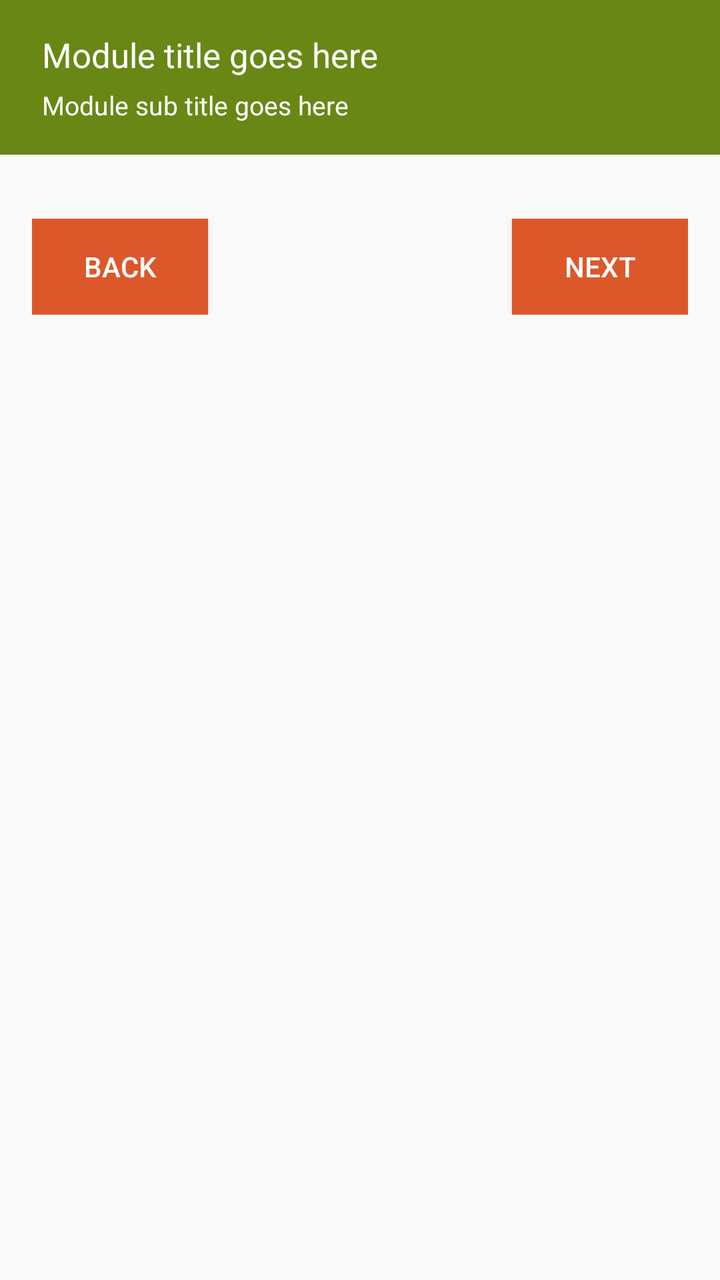
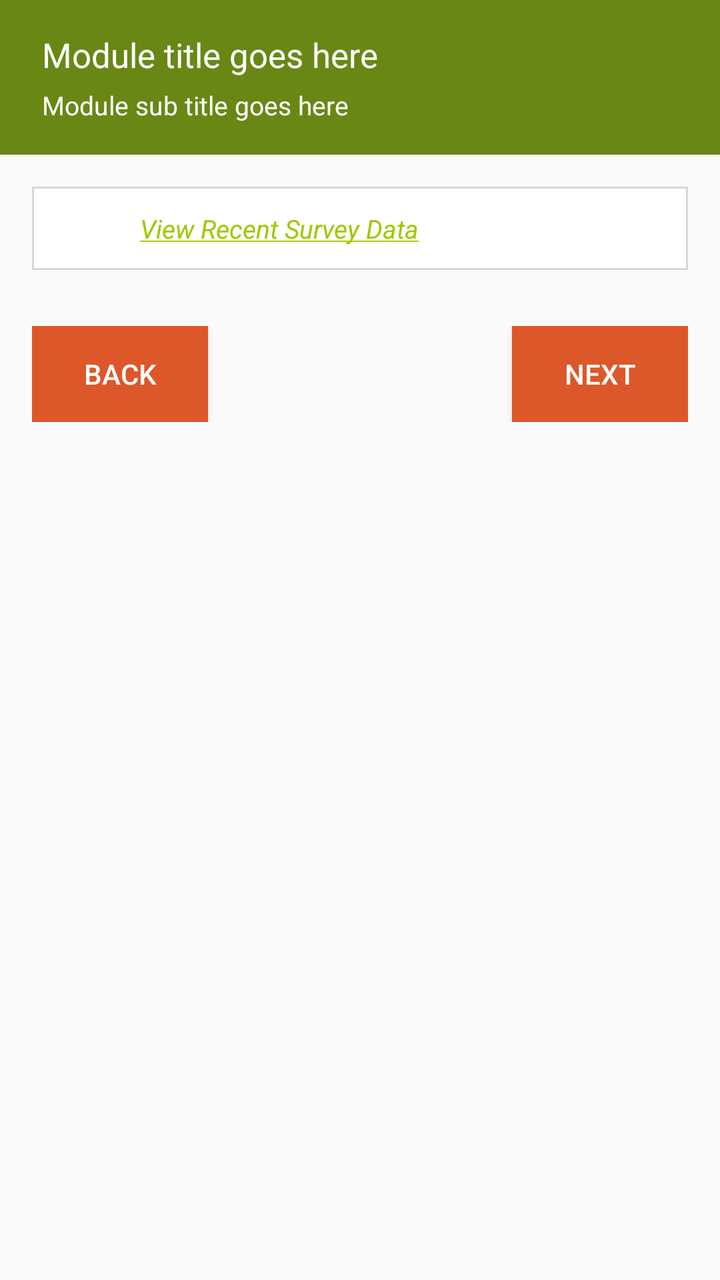

Before-and-after screenshots of an Android layout around one commit, followed by the original layout XML and the change that was made.
<!-- AndroidManifest.xml: application theme AppCompactTheme -->
<!-- res/layout/activity_complete_module.xml -->
<RelativeLayout xmlns:android="http://schemas.android.com/apk/res/android"
    xmlns:app="http://schemas.android.com/apk/res-auto"
    xmlns:tools="http://schemas.android.com/tools" android:layout_width="match_parent"
    android:layout_height="match_parent"
    android:background="@color/ofis_page_background"
    tools:context="com.olam.digital.ofis.CompleteModuleActivity"
    android:focusableInTouchMode="true"
    tools:ignore="Overdraw">








    
    <LinearLayout
        android:orientation="horizontal"
        android:layout_width="match_parent"
        android:layout_height="match_parent"
        android:layout_below="@+id/topSection"
        >

        <ScrollView
            android:layout_width="match_parent"
            android:layout_height="match_parent"
            android:id="@+id/scrollView"
            tools:ignore="UselessParent">

            <LinearLayout
                android:orientation="vertical"
                android:layout_width="match_parent"
                android:layout_height="wrap_content"
                android:id="@+id/bottomSection"
                android:paddingLeft="@dimen/activity_horizontal_margin"
                android:paddingRight="@dimen/activity_horizontal_margin"
                android:paddingBottom="@dimen/activity_vertical_margin"
                android:paddingTop="@dimen/activity_vertical_margin">

                    <LinearLayout
                        android:orientation="vertical"
                        android:layout_width="match_parent"
                        android:layout_height="wrap_content"
                        android:id="@+id/questionsSection"/>

                    <RelativeLayout
                        android:orientation="horizontal"
                        android:layout_width="match_parent"
                        android:layout_height="wrap_content"
                        android:id="@+id/footer"
                        android:paddingBottom="@dimen/activity_vertical_margin"
                        android:paddingTop="@dimen/activity_vertical_margin">

                        <Button
                            android:layout_width="wrap_content"
                            android:layout_height="wrap_content"
                            android:id="@+id/prevSubmodule"
                            android:background="@color/ofis_action_button_background"
                            android:text="@string/ModuleBackButton"
                            android:textColor="@color/ofis_base_font_white"
                            android:paddingLeft="15dp"
                            android:paddingRight="15dp"/>

                        <Button
                            android:layout_width="wrap_content"
                            android:layout_height="wrap_content"
                            android:id="@+id/nextSaveSubmodule"
                            android:background="@color/ofis_action_button_background"
                            android:text="@string/ModuleNextButton"
                            android:textColor="@color/ofis_base_font_white"
                            android:paddingLeft="15dp"
                            android:paddingRight="15dp"
                            android:layout_alignParentRight="true"
                            android:layout_alignParentEnd="true"
                            tools:ignore="RelativeOverlap" />

                    </RelativeLayout>

            </LinearLayout>

        </ScrollView>
    </LinearLayout>


    
    <LinearLayout
        android:orientation="horizontal"
        android:layout_width="match_parent"
        android:layout_height="wrap_content"
        android:id="@+id/topSection"
        android:background="@color/ofis_farmer_screen_actions_background"
        android:baselineAligned="false"
        android:paddingBottom="0dp"
        android:layout_margin="0dp"
        android:weightSum="10">

        
        <LinearLayout
            android:orientation="vertical"
            android:layout_width="0dp"
            android:layout_height="wrap_content"
            android:layout_weight="8"
            android:paddingLeft="@dimen/activity_horizontal_margin"
            android:paddingTop="@dimen/activity_vertical_margin"
            android:paddingRight="@dimen/activity_horizontal_margin"
            android:paddingBottom="@dimen/activity_vertical_margin">

            <TextView
                android:id="@+id/completeModuleModuleTitle"
                android:layout_width="match_parent"
                android:layout_height="wrap_content"
                android:paddingLeft="5dp"
                android:paddingRight="0dp"
                android:text="@string/ModuleTitle"
                android:textColor="@color/ofis_base_font_white"
                android:textSize="@dimen/ofis_large_text" />
            <TextView
                android:layout_width="match_parent"
                android:layout_height="wrap_content"
                android:text="@string/ModuleSubTitle"
                android:id="@+id/completeModuleSubModuleTitle"
                android:textColor="@color/ofis_base_font_white"
                android:layout_marginTop="@dimen/mapview_magrin"
                android:paddingRight="0dp"
                android:paddingLeft="5dp"
                android:textSize="@dimen/ofis_small_text"
                tools:ignore="RtlHardcoded" />


        </LinearLayout>
        
        <RelativeLayout
            android:orientation="horizontal"
            android:layout_width="0dp"
            android:layout_height="match_parent"
            android:layout_weight="2"
            android:paddingTop="25dp"
            android:paddingLeft="0dp"
            android:paddingRight="10dp">

            <ImageButton
                android:layout_width="wrap_content"
                android:layout_height="wrap_content"
                android:id="@+id/saveProgress"
                app:srcCompat="@drawable/ic_actionbutton_save"
                android:scaleType="center"
                android:background="@android:color/transparent"
                android:contentDescription="@string/Save"
                android:layout_alignParentBottom="true"
                android:layout_alignParentRight="true"
                />

        </RelativeLayout>

    </LinearLayout>

</RelativeLayout>
<!-- resources referenced by this layout -->
<resources>
  <color name="ofis_action_button_background">#dc582a</color>
  <color name="ofis_base_font_white">#ffffff</color>
  <color name="ofis_farmer_screen_actions_background">#698714</color>
  <color name="ofis_page_background">#fffafafa</color>
  <dimen name="activity_horizontal_margin">16dp</dimen>
  <dimen name="activity_vertical_margin">16dp</dimen>
  <dimen name="mapview_magrin">5dp</dimen>
  <dimen name="ofis_large_text">17sp</dimen>
  <dimen name="ofis_small_text">13sp</dimen>
  <string name="ModuleBackButton">Back</string>
  <string name="ModuleNextButton">Next</string>
  <string name="ModuleSubTitle">Module sub title goes here</string>
  <string name="ModuleTitle">Module title goes here</string>
  <string name="Save">Save</string>
  <style name="SpinnerItem" parent="Widget.AppCompat.TextView.SpinnerItem">
          <item name="android:textColor">@color/ofis_base_font_white</item>
          <item name="android:textSize">@dimen/ofis_spinner_text</item>
      </style>
  <style name="StandardSpinner" parent="Widget.AppCompat.ListView.DropDown">
          <item name="android:dividerHeight">@dimen/ofis_spinner_itemseparator</item>
          <item name="divider">@color/ofis_spinner_divider</item>
      </style>
  <style name="AppTheme.ActionBarStyle" parent="Theme.AppCompat.Light">
          <item name="titleTextStyle">@style/AppTheme.ActionBar.TitleTextStyle</item>
      </style>
  <dimen name="ofis_spinner_text">14sp</dimen>
  <color name="ofis_text_field">#DE000000</color>
  <color name="ofis_spinner_item_background">@color/ofis_actionbar_background</color>
  <dimen name="ofis_spinner_itemseparator">1dp</dimen>
  <color name="ofis_spinner_divider">#ff333333</color>
  <style name="AppTheme.ActionBar.TitleTextStyle" parent="android:TextAppearance">
          <item name="android:textSize">@dimen/ofis_large_text</item>
          <item name="android:textStyle">bold</item>
      </style>
  <color name="ofis_actionbar_background">#dddddd</color>
  <!-- unchanged entries left out for length: 3 -->
</resources>

<!-- the commit's change to res/layout/activity_complete_module.xml (unified diff, before → after) -->
@@ -2,6 +2,7 @@
     xmlns:app="http://schemas.android.com/apk/res-auto"
     xmlns:tools="http://schemas.android.com/tools" android:layout_width="match_parent"
     android:layout_height="match_parent"
+    android:id="@+id/layout_complete_module"
     android:background="@color/ofis_page_background"
     tools:context="com.olam.digital.ofis.CompleteModuleActivity"
     android:focusableInTouchMode="true"
@@ -37,6 +38,37 @@
                 android:paddingRight="@dimen/activity_horizontal_margin"
                 android:paddingBottom="@dimen/activity_vertical_margin"
                 android:paddingTop="@dimen/activity_vertical_margin">
+
+                <LinearLayout
+                    android:orientation="horizontal"
+                    android:layout_width="match_parent"
+                    android:layout_height="wrap_content"
+                    android:id="@+id/view_surveyans"
+                    android:paddingLeft="@dimen/ofis_large_pad"
+                    android:paddingRight="@dimen/ofis_large_pad"
+                    android:paddingBottom="@dimen/ofis_large_pad"
+                    android:paddingTop="@dimen/ofis_large_pad"
+                    android:background="@drawable/border_white_background"
+                    android:layout_marginBottom="@dimen/ofis_large_pad">
+
+                    <ImageButton
+                        android:layout_width="wrap_content"
+                        android:layout_height="wrap_content"
+                        android:background="@android:color/transparent"
+                        android:contentDescription="@string/Save"
+                        android:paddingLeft="@dimen/ofis_large_pad"
+                        app:srcCompat="@drawable/ic_foldermax" />
+
+                    <TextView
+                        android:layout_width="match_parent"
+                        android:layout_height="wrap_content"
+                        android:layout_gravity="center|left"
+                        android:textStyle="italic"
+                        android:paddingLeft="30dp"
+                        android:textSize="@dimen/ofis_small_text"
+                        android:text="@string/view_recent_survey_data"
+                        android:textColor="#A0C800" />
+                </LinearLayout>
 
                     <LinearLayout
                         android:orientation="vertical"
<!-- resource entries referenced after the edit -->
@@ -7,13 +7,37 @@
   <dimen name="activity_horizontal_margin">16dp</dimen>
   <dimen name="activity_vertical_margin">16dp</dimen>
   <dimen name="mapview_magrin">5dp</dimen>
+  <dimen name="ofis_large_pad">12dp</dimen>
   <dimen name="ofis_large_text">17sp</dimen>
   <dimen name="ofis_small_text">13sp</dimen>
+  <!-- drawable border_white_background (drawable) -->
+  <?xml version="1.0" encoding="utf-8"?>
+  <shape xmlns:android="http://schemas.android.com/apk/res/android" android:shape="rectangle">
+      <solid android:color="@color/ofis_base_font_white" />
+      <stroke
+          android:width="1dip"
+          android:color="@color/ofis_input_field_separator" />
+  </shape>
+  <!-- drawable ic_foldermax (drawable) -->
+  <vector xmlns:android="http://schemas.android.com/apk/res/android"
+      android:width="30.621dp"
+      android:height="25.627dp"
+      android:viewportWidth="215.621"
+      android:viewportHeight="167.627">
+    <path
+        android:pathData="M125.704,131.714q-32.3,0 -64.6,-0.013c-8.086,-0.015 -14.887,-2.887 -19.993,-9.364a23.758,23.758 0,0 1,-5.122 -15.033q-0.093,-41.38 0,-82.76c0.042,-13.8 10.426,-24.277 24.3,-24.444 14.463,-0.174 28.929,-0.073 43.394,-0.019a23.922,23.922 0,0 1,17.988 7.765c2.568,2.717 5.378,5.208 7.9,7.964 5.35,5.846 12.011,8.254 19.814,8.209 13.717,-0.079 27.434,-0.053 41.151,-0.01 7.694,0.024 14.283,2.626 19.356,8.613a23.148,23.148 0,0 1,5.665 15.314c0.049,19.942 0.124,39.885 -0.017,59.826 -0.1,13.8 -10.784,23.918 -24.992,23.942Q158.126,131.758 125.704,131.714Z"
+        android:fillColor="#A0C800"/>
+    <path
+        android:pathData="M109.034,167.619q-28.557,0 -57.114,0c-17.381,0 -31.329,-6.947 -41.924,-20.694a47.934,47.934 0,0 1,-9.9 -29.7c-0.175,-27.836 -0.078,-55.674 -0.048,-83.512 0.008,-6.651 5.15,-10.771 11.379,-9.262a8.617,8.617 0,0 1,6.5 7.62c0.088,0.99 0.063,1.992 0.063,2.989 0,26.84 -0.085,53.681 0.039,80.52 0.066,14.141 6.454,24.609 19.206,30.981 4.859,2.428 10.121,3.1 15.485,3.1q58.113,0.009 116.225,0c3.241,0 6.351,0.437 8.535,3.178a8.634,8.634 0,0 1,1.5 9.1c-1.463,3.65 -4.356,5.278 -8.107,5.637 -0.824,0.079 -1.661,0.038 -2.492,0.038Q138.714,167.62 109.034,167.619Z"
+        android:fillColor="#A0C800"/>
+  </vector>
   <string name="ModuleBackButton">Back</string>
   <string name="ModuleNextButton">Next</string>
   <string name="ModuleSubTitle">Module sub title goes here</string>
   <string name="ModuleTitle">Module title goes here</string>
   <string name="Save">Save</string>
+  <string name="view_recent_survey_data"><u>View Recent Survey Data</u></string>
+  <color name="ofis_input_field_separator">#26000000</color>
   <style name="SpinnerItem" parent="Widget.AppCompat.TextView.SpinnerItem">
           <item name="android:textColor">@color/ofis_base_font_white</item>
           <item name="android:textSize">@dimen/ofis_spinner_text</item>
